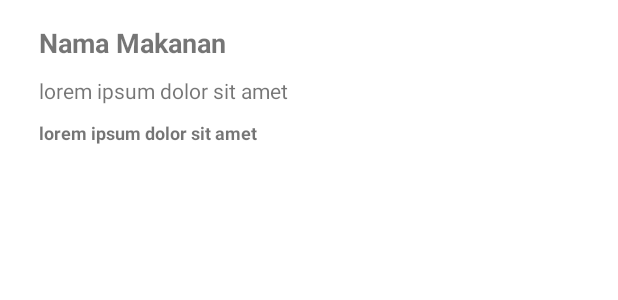
After one commit to david-manalu/punix, an Android app: the layout admin_transaction_activity.xml on its own in the app's theme, with its tools: preview values and no code run, on a phone screen of 412 x 824 dp. The commit adds this screen. Shown: the top 300 px of the screen. Run offline under Robolectric (Android 15) with nearby library versions, the phone set to English and light mode, and no system bars; Roboto replaces fonts that are not available here.

Commit message:
transaction activity

```diff
--- a/app/src/main/java/com/example/punix/Controller/TransactionController.kt
+++ b/app/src/main/java/com/example/punix/Controller/TransactionController.kt
@@ -14,7 +14,7 @@ class TransactionController {
     private var con = DatabaseHandler.connect()
     fun getTransactionById(id: Int): Transaction {
         val query =
-            "SELECT transactions.id AS 'id_transaction', transactions.datetime, transactions.status, transactions.method, items.id AS 'id_item', items.name AS 'name_item', items.price, items.description, detailed_transactions.quantity, users.id AS 'id_user', users.name AS 'name_user', users.email, users.password, users.admin FROM transactions, detailed_transactions, users, items WHERE items.id = detailed_transactions.id_item AND transactions.id = detailed_transactions.id_transaction AND transactions.id_user = users.id AND transactions.id = ?"
+            "SELECT transactions.id AS 'id_transaction', transactions.datetime, transactions.status, transactions.token, items.id AS 'id_item', items.name AS 'name_item', items.price, items.description, detailed_transactions.quantity, users.id AS 'id_user', users.name AS 'name_user', users.email, users.password, users.admin, items.img_url FROM transactions, detailed_transactions, users, items WHERE items.id = detailed_transactions.id_item AND transactions.id = detailed_transactions.id_transaction AND transactions.id_user = users.id AND transactions.id = ?"
 
         val pstmt: PreparedStatement = con!!.prepareStatement(query)
         pstmt.setInt(1, id)
@@ -67,7 +67,7 @@ class TransactionController {
         return transactions
     }
 
-    fun createTransactions(status: String, token: String, total: Int): Boolean {
+    fun createTransaction(status: String, token: String, total: Int): Boolean {
         var success: Boolean = true
         val query =
             "INSERT INTO transactions (id_user, datetime, status, token, total) VALUES (?, NOW(), ?, ?, ?)"
--- a/app/src/main/java/com/example/punix/View/CheckoutActivity.kt
+++ b/app/src/main/java/com/example/punix/View/CheckoutActivity.kt
@@ -130,7 +130,7 @@ class CheckoutActivity : AppCompatActivity() {
                         }
                         val r = responseString?.let { JSONObject(it) }
                         val links: JSONArray = r!!.getJSONArray("links")
-                        TransactionController().createTransactions(r.getString("status"), r.getString("id"), total.toInt())
+                        TransactionController().createTransaction(r.getString("status"), r.getString("id"), total.toInt())
                         Log.d("id", JSONObject(responseString).getString("id"))
                         //iterate the array to get the approval link
                         for (i in 0 until links.length()) {
--- a/app/src/main/java/com/example/punix/View/LoginActivity.kt
+++ b/app/src/main/java/com/example/punix/View/LoginActivity.kt
@@ -81,9 +81,9 @@ class LoginActivity : AppCompatActivity(), View.OnClickListener {
     }
 
     private fun reload() {
-        finish()
-        val intent = Intent(this@LoginActivity, MainActivity::class.java)
-        startActivity(intent)
+//        finish()
+//        val intent = Intent(this@LoginActivity, MainActivity::class.java)
+//        startActivity(intent)
     }
 
     companion object {
--- a/app/src/main/java/com/example/punix/View/MainAdminActivity.kt
+++ b/app/src/main/java/com/example/punix/View/MainAdminActivity.kt
@@ -36,7 +36,7 @@ class MainAdminActivity : AppCompatActivity(), View.OnClickListener {
                 startActivity(intent)
             }
             R.id.admin_transaction_parent_button -> {
-                val intent = Intent(this@MainAdminActivity, AdminItemActivity::class.java)
+                val intent = Intent(this@MainAdminActivity, AdminTransactionActivity::class.java)
                 startActivity(intent)
             }
         }
--- /dev/null
+++ b/app/src/main/res/layout/admin_transaction_activity.xml
@@ -0,0 +1,45 @@
+<?xml version="1.0" encoding="utf-8"?>
+<RelativeLayout xmlns:android="http://schemas.android.com/apk/res/android"
+    android:layout_width="match_parent"
+    android:layout_height="wrap_content"
+    android:orientation="horizontal"
+    android:padding="16dp">
+
+    <TextView
+        android:id="@+id/txt_name"
+        android:layout_width="wrap_content"
+        android:layout_height="wrap_content"
+        android:layout_marginStart="10dp"
+        android:layout_toEndOf="@id/img_photo"
+        android:text="@string/nama_makanan"
+        android:textSize="18sp"
+        android:textStyle="bold" />
+
+    <TextView
+        android:id="@+id/txt_description"
+        android:layout_width="wrap_content"
+        android:layout_height="wrap_content"
+        android:layout_below="@id/txt_name"
+        android:layout_marginStart="10dp"
+        android:layout_marginTop="10dp"
+        android:layout_toEndOf="@id/img_photo"
+        android:ellipsize="end"
+        android:maxLines="5"
+        android:text="@string/lorem"
+        android:textSize="14sp" />
+
+    <TextView
+        android:id="@+id/price"
+        android:layout_width="wrap_content"
+        android:layout_height="wrap_content"
+        android:layout_below="@id/txt_description"
+        android:layout_marginStart="10dp"
+        android:layout_marginTop="10dp"
+        android:layout_toEndOf="@id/img_photo"
+        android:ellipsize="end"
+        android:maxLines="5"
+        android:text="@string/lorem"
+        android:textSize="12sp"
+        android:textStyle="bold" />
+
+</RelativeLayout>
```
Also changed, not shown: app/src/main/AndroidManifest.xml (+6 -1 lines), app/src/main/java/com/example/punix/Adapter/AdminTransactionAdapter.kt (added, +65 -0 lines), app/src/main/java/com/example/punix/View/AdminTransactionActivity.kt (added, +47 -0 lines), app/src/main/res/layout/activity_admin_transaction.xml (added, +29 -0 lines).
